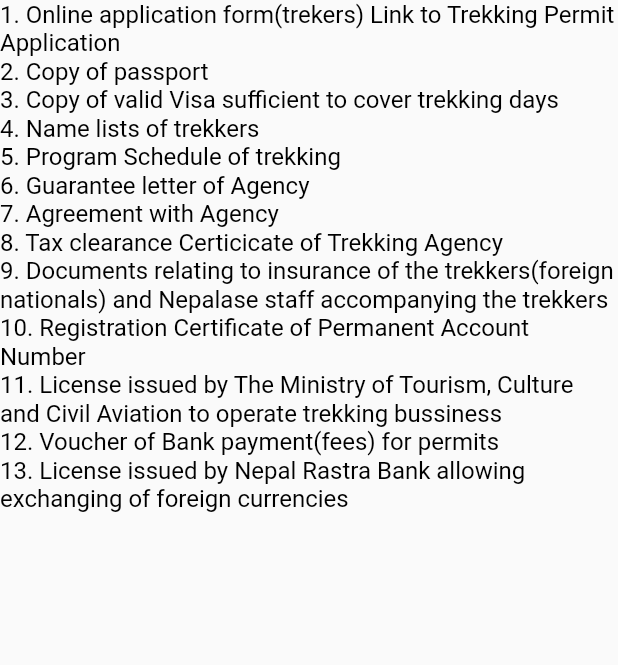
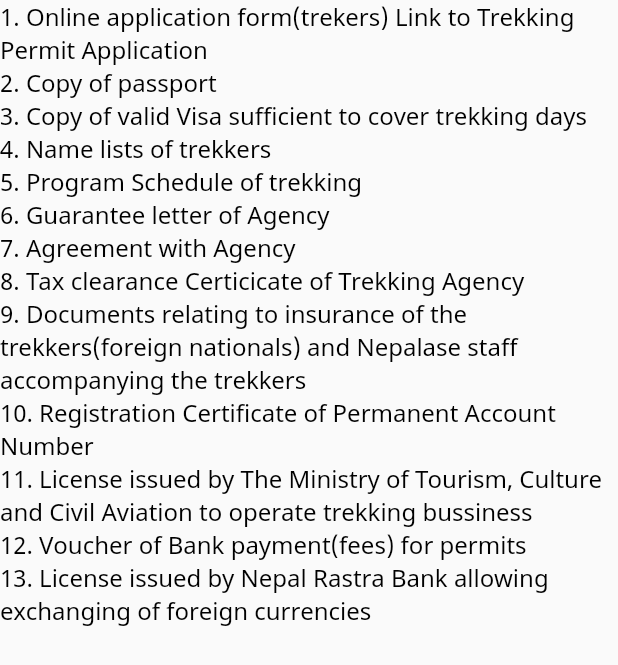
Before and after one commit to ranaprabina/Padyatra, a Flutter app: the Passport widget shown alone on an empty page, opened directly, on a phone screen of 412 x 824 dp. Shown: the top 665 px of the screen. Run offline on Flutter 3.47's test engine with Material 2 defaults, Android fonts, the phone set to English and light mode, and no system bars; our stand-ins replace fluttertoast, geolocator, google_maps_flutter, hexcolor, introduction_screen, location and 3 more; accounts and stored records are empty.

Commit message:
minor changes

```diff
--- a/lib/screen/Passport.dart
+++ b/lib/screen/Passport.dart
@@ -24,7 +24,11 @@ class Passport extends StatelessWidget {
           return new RichText(
             text: TextSpan(
                 text: '${index + 1}. ',
-                style: TextStyle(color: Colors.black, fontSize: 16),
+                style: TextStyle(
+                  color: Colors.black,
+                  fontSize: 16,
+                  fontFamily: 'Noto Sans',
+                ),
                 children: <TextSpan>[
                   TextSpan(
                     text: '${litems[index]}',
```
